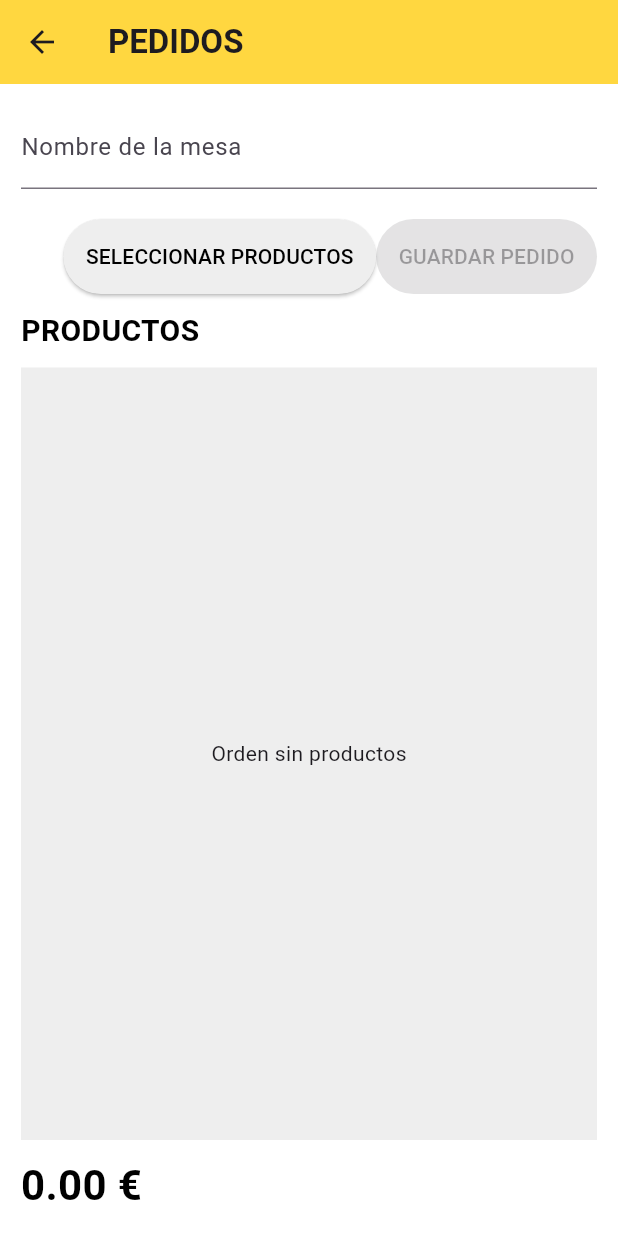
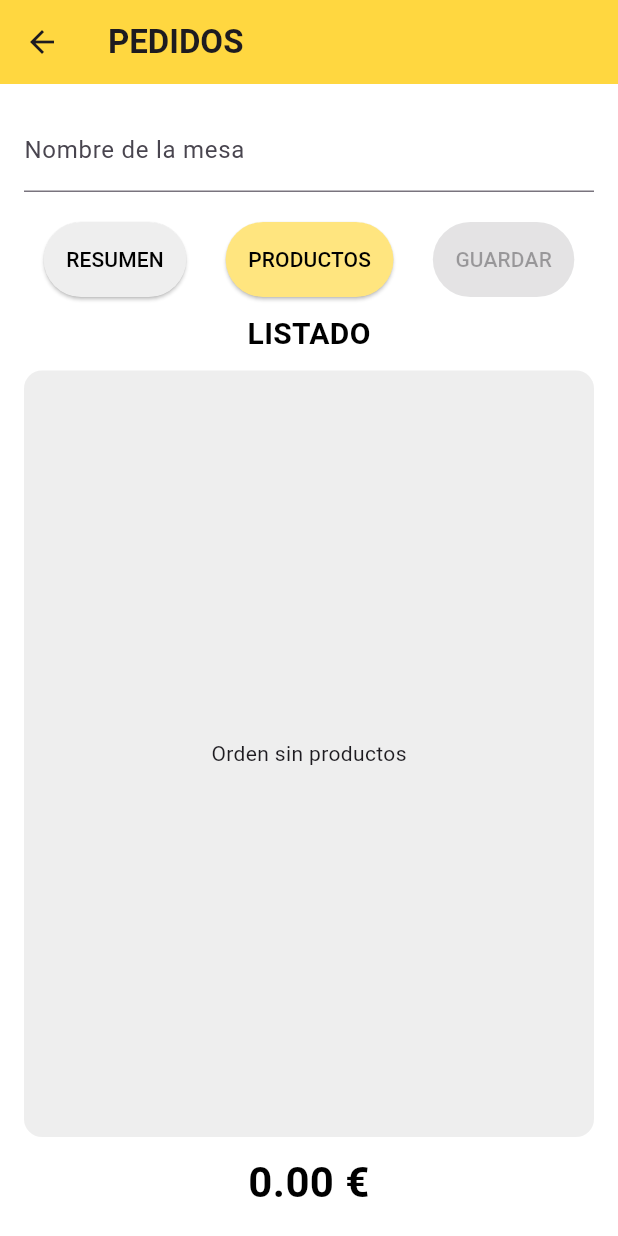
Before and after one commit to EnmaLlDev/bar_app_v1, a Flutter app: the screen it shows after launch, after a tap on the "add" icon, on a phone screen of 412 x 824 dp. Run offline on Flutter 3.47's test engine with Material 3 defaults, Android fonts, the phone set to English and light mode, and no system bars.

Commit message:
fixed all

```diff
--- /dev/null
+++ b/devtools_options.yaml
@@ -0,0 +1,3 @@
+description: This file stores settings for Dart & Flutter DevTools.
+documentation: https://docs.flutter.dev/tools/devtools/extensions#configure-extension-enablement-states
+extensions:
--- a/lib/main.dart
+++ b/lib/main.dart
@@ -3,7 +3,7 @@ import 'package:provider/provider.dart';
 import 'views/HomeView.dart';
 import 'views/CrearOrdenView.dart';
 import 'views/ResumenOrdenView.dart';
-import 'providers/OrdenProvider.dart';
+import 'providers/proveedor.dart';
 
 void main() {
   runApp(const BarApp());
@@ -16,7 +16,7 @@ class BarApp extends StatelessWidget {
   Widget build(BuildContext context) {
     return MultiProvider(
       providers: [
-        ChangeNotifierProvider(create: (_) => OrdenProvider()),
+        ChangeNotifierProvider(create: (_) => Proveedor()),
       ],
       child: MaterialApp(
         title: 'Bar App v.1.0.1',
--- a/lib/providers/OrdenProvider.dart
+++ b/lib/providers/proveedor.dart
@@ -1,7 +1,7 @@
 import 'package:flutter/material.dart';
 import 'package:pruebas_bar/models/Orden.dart';
 
-class OrdenProvider extends ChangeNotifier {
+class Proveedor extends ChangeNotifier {
   Orden? _ordenActual;
 
   Orden? get ordenActual => _ordenActual;
--- a/lib/views/CrearOrdenView.dart
+++ b/lib/views/CrearOrdenView.dart
@@ -5,7 +5,8 @@ import 'package:pruebas_bar/models/Producto.dart';
 import 'package:pruebas_bar/viewmodel/CrearOrdenViewModel.dart';
 import 'package:pruebas_bar/viewmodel/HomeViewModel.dart';
 import 'package:pruebas_bar/views/ProductoSeleccionadoView.dart';
-import 'package:pruebas_bar/providers/OrdenProvider.dart';
+import 'package:pruebas_bar/providers/proveedor.dart';
+import 'package:pruebas_bar/views/ResumenOrdenView.dart';
 
 class CrearOrdenView extends StatefulWidget {
   const CrearOrdenView({super.key});
@@ -27,7 +28,7 @@ class _CrearOrdenViewState extends State<CrearOrdenView> {
   void initState() {
     super.initState();
 
-    final ordenProvider = context.read<OrdenProvider>();
+    final ordenProvider = context.read<Proveedor>();
     final ordenExistente = ordenProvider.ordenActual;
 
     if (ordenExistente != null) {
@@ -57,9 +58,9 @@ class _CrearOrdenViewState extends State<CrearOrdenView> {
       ),
       backgroundColor: Colors.white,
       body: Padding(
-        padding: const EdgeInsets.all(14),
+        padding: const EdgeInsets.all(16),
         child: Column(
-          crossAxisAlignment: CrossAxisAlignment.start,
+          crossAxisAlignment: CrossAxisAlignment.center,
           children: [
             TextField(
               controller: mesaController,
@@ -88,12 +89,39 @@ class _CrearOrdenViewState extends State<CrearOrdenView> {
             const SizedBox(height: 20),
 
             Row(
-              mainAxisAlignment: MainAxisAlignment.end,
+              mainAxisAlignment: MainAxisAlignment.spaceAround,
               children: [
+
                 ElevatedButton(
                   style: ElevatedButton.styleFrom(
                     padding: const EdgeInsets.all(15),
                     backgroundColor: Colors.grey[200],
+                    foregroundColor: Colors.black,
+                  ),
+                  onPressed: ()
+                  async {
+                    final result = await
+                    Navigator.push(
+                      context, MaterialPageRoute(
+                        builder: (context) {
+                          final orden = context.read<Proveedor>().ordenActual;
+                          return ResumenOrdenView( );
+                        },
+                      ),
+                    );
+
+                    if (result != null && result is List<Producto>) {
+                      setState(() {
+                        viewModel.setProducts(result);
+                      });
+                    }
+                  },
+                  child: const Text('RESUMEN'),
+                ),
+                ElevatedButton(
+                  style: ElevatedButton.styleFrom(
+                    padding: const EdgeInsets.all(15),
+                    backgroundColor: Colors.amberAccent[100],
                     foregroundColor: Colors.black,
                   ),
                   onPressed: ()
@@ -114,14 +142,13 @@ class _CrearOrdenViewState extends State<CrearOrdenView> {
                       });
                     }
                   },
-                  child: const Text('SELECCIONAR PRODUCTOS'),
+                  child: const Text('PRODUCTOS'),
                 ),
-                const SizedBox(height: 10),
                 ElevatedButton(
                   style: ElevatedButton.styleFrom(
                     backgroundColor: estaGuardado
                         ? Colors.amberAccent
-                        : Colors.grey,
+                        : Colors.grey[400],
                     foregroundColor: Colors.black,
                     padding: const EdgeInsets.all(15),
                   ),
@@ -133,12 +160,12 @@ class _CrearOrdenViewState extends State<CrearOrdenView> {
                               final index = homeViewModel.ordenes.indexWhere(
                                 (orden) =>
                                     orden.nombreMesa ==
-                                    context.read<OrdenProvider>().ordenActual!.nombreMesa,
+                                    context.read<Proveedor>().ordenActual!.nombreMesa,
                               );
                               if (index != -1) {
                                 homeViewModel.updateOrder(index, ordenNueva);
                               }
-                              context.read<OrdenProvider>().clearOrden();
+                              context.read<Proveedor>().clearOrden();
                             } else {
                               homeViewModel.addOrder(ordenNueva);
                             }
@@ -146,14 +173,14 @@ class _CrearOrdenViewState extends State<CrearOrdenView> {
                           }
                         }
                       : null,
-                  child: Text( esEdicion ? 'GUARDAR CAMBIOS' : 'GUARDAR PEDIDO',
+                  child: Text( esEdicion ? 'ACTUALIZAR ' : 'GUARDAR',
                   ),
                 ),
               ],
             ),
 
             const SizedBox(height: 10),
-            const Text('PRODUCTOS',
+            const Text('LISTADO',
               style: TextStyle(
                 fontWeight: FontWeight.bold,
                 color: Colors.black,
@@ -166,11 +193,14 @@ class _CrearOrdenViewState extends State<CrearOrdenView> {
             Expanded(
               child: viewModel.productosSeleccionados.isEmpty
                   ? Container(
+                    decoration: BoxDecoration(
+                      borderRadius: BorderRadius.circular(12),
                       color: Colors.grey[200],
-                      child: const Center(
-                        child: Text('Orden sin productos'),
-                      ),
-                    )
+                    ),
+                    child: const Center(
+                      child: Text('Orden sin productos'),
+                    ),
+                  )
                   : ListView.builder(
                       itemCount: viewModel.productosSeleccionados.length,
                       itemBuilder: (context, index) {
@@ -199,7 +229,7 @@ class _CrearOrdenViewState extends State<CrearOrdenView> {
                         );
                       },
                     ),
-            ),
+                  ),
 
             const SizedBox(height: 10),
             Text(
--- a/lib/views/ResumenOrdenView.dart
+++ b/lib/views/ResumenOrdenView.dart
@@ -1,13 +1,13 @@
 import 'package:flutter/material.dart';
 import 'package:provider/provider.dart';
-import 'package:pruebas_bar/providers/OrdenProvider.dart';
+import 'package:pruebas_bar/providers/proveedor.dart';
 
 class ResumenOrdenView extends StatelessWidget {
   const ResumenOrdenView({super.key});
 
   @override
   Widget build(BuildContext context) {
-    final order = context.watch<OrdenProvider>().ordenActual;
+    final order = context.watch<Proveedor>().ordenActual;
 
     if (order == null) {
       return Scaffold(
```
Also changed, not shown: lib/views/HomeView.dart (+8 -8 lines), lib/views/ProductoSeleccionadoView.dart (+18 -17 lines).
